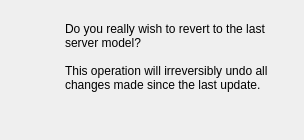
Before: the Qt Designer form FWAdminLib/RevertModelDlg.ui in fw-dev/translations, drawn with Qt 5.
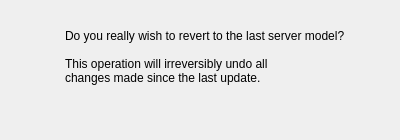
After: the same form once the commit is applied. Custom widgets are drawn as their Qt base class.

What changed in the file:
```diff
--- a/FWAdminLib/RevertModelDlg.ui
+++ b/FWAdminLib/RevertModelDlg.ui
@@ -6,16 +6,10 @@
    <rect>
     <x>0</x>
     <y>0</y>
-    <width>304</width>
+    <width>400</width>
     <height>140</height>
    </rect>
   </property>
-  <property name="sizePolicy">
-   <sizepolicy hsizetype="Fixed" vsizetype="Fixed">
-    <horstretch>0</horstretch>
-    <verstretch>0</verstretch>
-   </sizepolicy>
-  </property>
   <property name="windowTitle">
    <string>Revert Server Model</string>
   </property>
```
